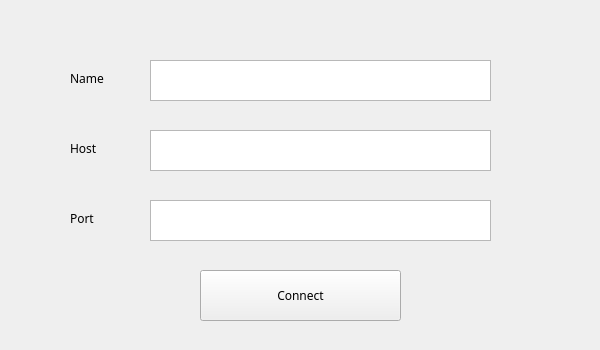
Above: src/operator/gui/resources/ui/connect_screen.ui from ProDefense/Avocado before the change. Below: the same form after it.
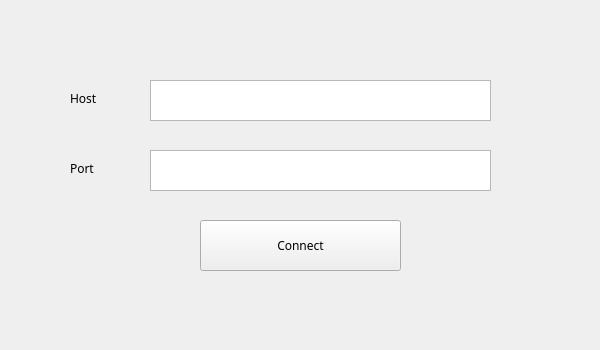
That is the form after the change.

Commit message: removed 'name' from connect screen

```diff
--- a/src/operator/gui/resources/ui/connect_screen.ui
+++ b/src/operator/gui/resources/ui/connect_screen.ui
@@ -55,17 +55,7 @@
       <property name="geometry">
        <rect>
         <x>150</x>
-        <y>130</y>
-        <width>341</width>
-        <height>41</height>
-       </rect>
-      </property>
-     </widget>
-     <widget class="QTextEdit" name="Name">
-      <property name="geometry">
-       <rect>
-        <x>150</x>
-        <y>60</y>
+        <y>80</y>
         <width>341</width>
         <height>41</height>
        </rect>
@@ -75,7 +65,7 @@
       <property name="geometry">
        <rect>
         <x>150</x>
-        <y>200</y>
+        <y>150</y>
         <width>341</width>
         <height>41</height>
        </rect>
@@ -85,7 +75,7 @@
       <property name="geometry">
        <rect>
         <x>200</x>
-        <y>270</y>
+        <y>220</y>
         <width>201</width>
         <height>51</height>
        </rect>
@@ -98,7 +88,7 @@
       <property name="geometry">
        <rect>
         <x>70</x>
-        <y>140</y>
+        <y>90</y>
         <width>58</width>
         <height>16</height>
        </rect>
@@ -111,7 +101,7 @@
       <property name="geometry">
        <rect>
         <x>70</x>
-        <y>210</y>
+        <y>160</y>
         <width>58</width>
         <height>16</height>
        </rect>
@@ -120,19 +110,6 @@
        <string>Port</string>
       </property>
      </widget>
-     <widget class="QLabel" name="label_3">
-      <property name="geometry">
-       <rect>
-        <x>70</x>
-        <y>70</y>
-        <width>58</width>
-        <height>16</height>
-       </rect>
-      </property>
-      <property name="text">
-       <string>Name</string>
-      </property>
-     </widget>
     </widget>
    </item>
   </layout>
```
The commit also changes 2 other files.
